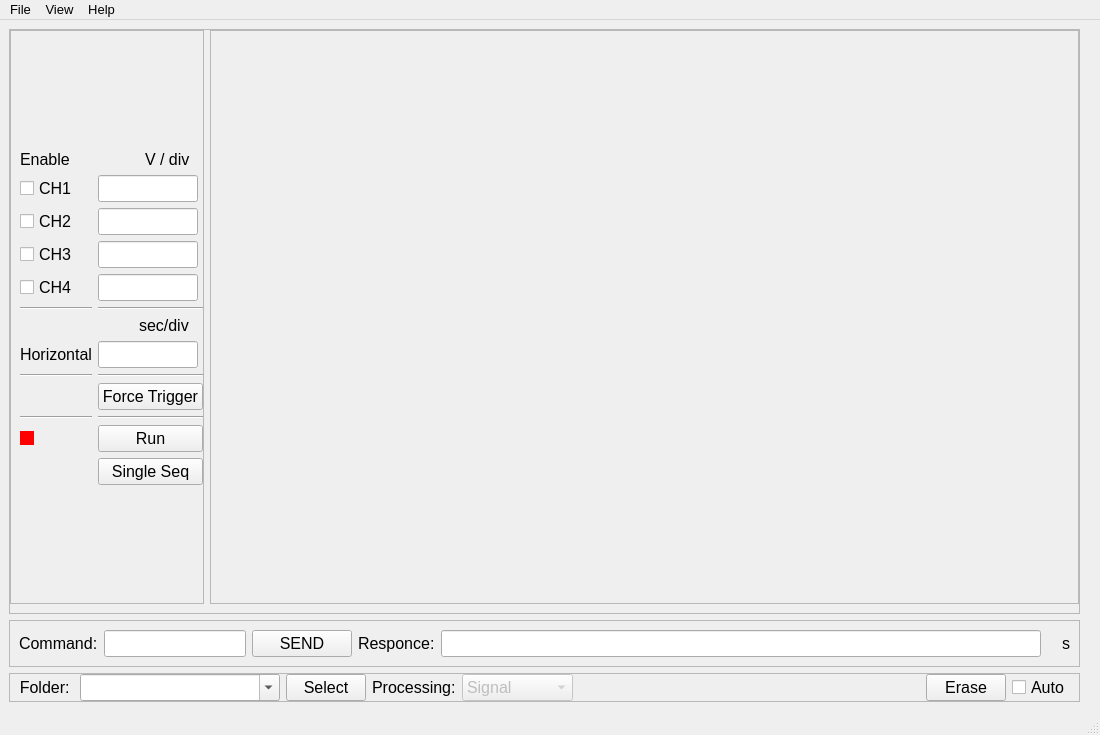
salinsalins/Tectronix, file TectronixUI.ui: the form before one commit.
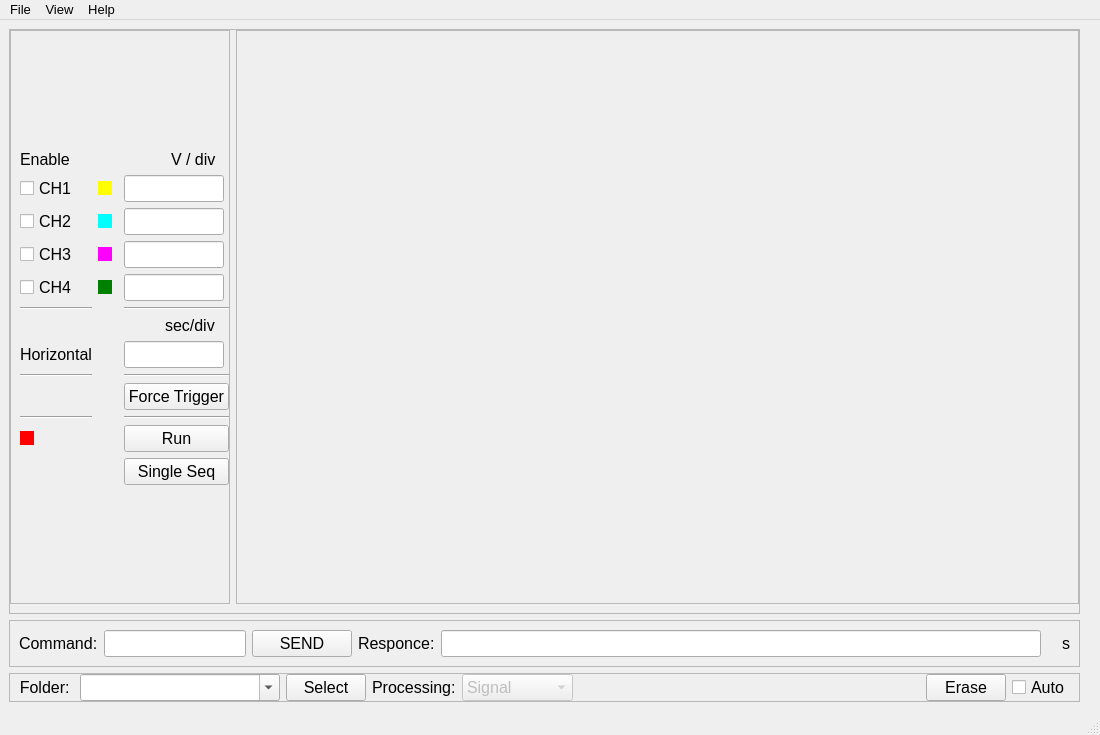
The form after the commit.

Diff of the .ui file:
```diff
--- a/TectronixUI.ui
+++ b/TectronixUI.ui
@@ -417,6 +417,70 @@
             </property>
            </widget>
           </item>
+          <item row="2" column="1">
+           <widget class="QCheckBox" name="checkBox_6">
+            <property name="enabled">
+             <bool>false</bool>
+            </property>
+            <property name="styleSheet">
+             <string notr="true">QCheckBox::indicator:unchecked {
+   background-color: yellow;
+}
+</string>
+            </property>
+            <property name="text">
+             <string/>
+            </property>
+           </widget>
+          </item>
+          <item row="3" column="1">
+           <widget class="QCheckBox" name="checkBox_7">
+            <property name="enabled">
+             <bool>false</bool>
+            </property>
+            <property name="styleSheet">
+             <string notr="true">QCheckBox::indicator:unchecked {
+   background-color: cyan;
+}
+</string>
+            </property>
+            <property name="text">
+             <string/>
+            </property>
+           </widget>
+          </item>
+          <item row="4" column="1">
+           <widget class="QCheckBox" name="checkBox_8">
+            <property name="enabled">
+             <bool>false</bool>
+            </property>
+            <property name="styleSheet">
+             <string notr="true">QCheckBox::indicator:unchecked {
+   background-color: magenta;
+}
+</string>
+            </property>
+            <property name="text">
+             <string/>
+            </property>
+           </widget>
+          </item>
+          <item row="5" column="1">
+           <widget class="QCheckBox" name="checkBox_9">
+            <property name="enabled">
+             <bool>false</bool>
+            </property>
+            <property name="styleSheet">
+             <string notr="true">QCheckBox::indicator:unchecked {
+   background-color: green;
+}
+</string>
+            </property>
+            <property name="text">
+             <string/>
+            </property>
+           </widget>
+          </item>
          </layout>
         </widget>
        </item>
```
